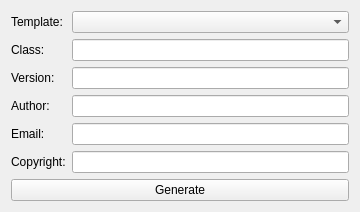
Old version of the form mainform.ui in the repository karoyqiu/ctempl.
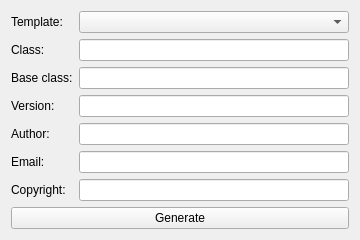
New version of the form.

Patch:
```diff
--- a/mainform.ui
+++ b/mainform.ui
@@ -7,7 +7,7 @@
     <x>0</x>
     <y>0</y>
     <width>360</width>
-    <height>208</height>
+    <height>236</height>
    </rect>
   </property>
   <layout class="QVBoxLayout" name="verticalLayout">
@@ -39,7 +39,7 @@
      <item row="1" column="1">
       <widget class="QLineEdit" name="editClass"/>
      </item>
-     <item row="2" column="0">
+     <item row="3" column="0">
       <widget class="QLabel" name="label_2">
        <property name="text">
         <string>Version:</string>
@@ -49,10 +49,10 @@
        </property>
       </widget>
      </item>
-     <item row="2" column="1">
+     <item row="3" column="1">
       <widget class="QLineEdit" name="editVersion"/>
      </item>
-     <item row="3" column="0">
+     <item row="4" column="0">
       <widget class="QLabel" name="label_3">
        <property name="text">
         <string>Author:</string>
@@ -62,10 +62,10 @@
        </property>
       </widget>
      </item>
-     <item row="3" column="1">
+     <item row="4" column="1">
       <widget class="QLineEdit" name="editAuthor"/>
      </item>
-     <item row="4" column="0">
+     <item row="5" column="0">
       <widget class="QLabel" name="label_4">
        <property name="text">
         <string>Email:</string>
@@ -75,10 +75,10 @@
        </property>
       </widget>
      </item>
-     <item row="4" column="1">
+     <item row="5" column="1">
       <widget class="QLineEdit" name="editEmail"/>
      </item>
-     <item row="5" column="0">
+     <item row="6" column="0">
       <widget class="QLabel" name="label_5">
        <property name="text">
         <string>Copyright:</string>
@@ -88,9 +88,22 @@
        </property>
       </widget>
      </item>
-     <item row="5" column="1">
+     <item row="6" column="1">
       <widget class="QLineEdit" name="editCopyright"/>
      </item>
+     <item row="2" column="0">
+      <widget class="QLabel" name="labelBaseCalss">
+       <property name="text">
+        <string>Base class:</string>
+       </property>
+       <property name="buddy">
+        <cstring>editBaseClass</cstring>
+       </property>
+      </widget>
+     </item>
+     <item row="2" column="1">
+      <widget class="QLineEdit" name="editBaseClass"/>
+     </item>
     </layout>
    </item>
    <item>
```
Left out of the diff: 1 changed line with no effect on the pictures.
